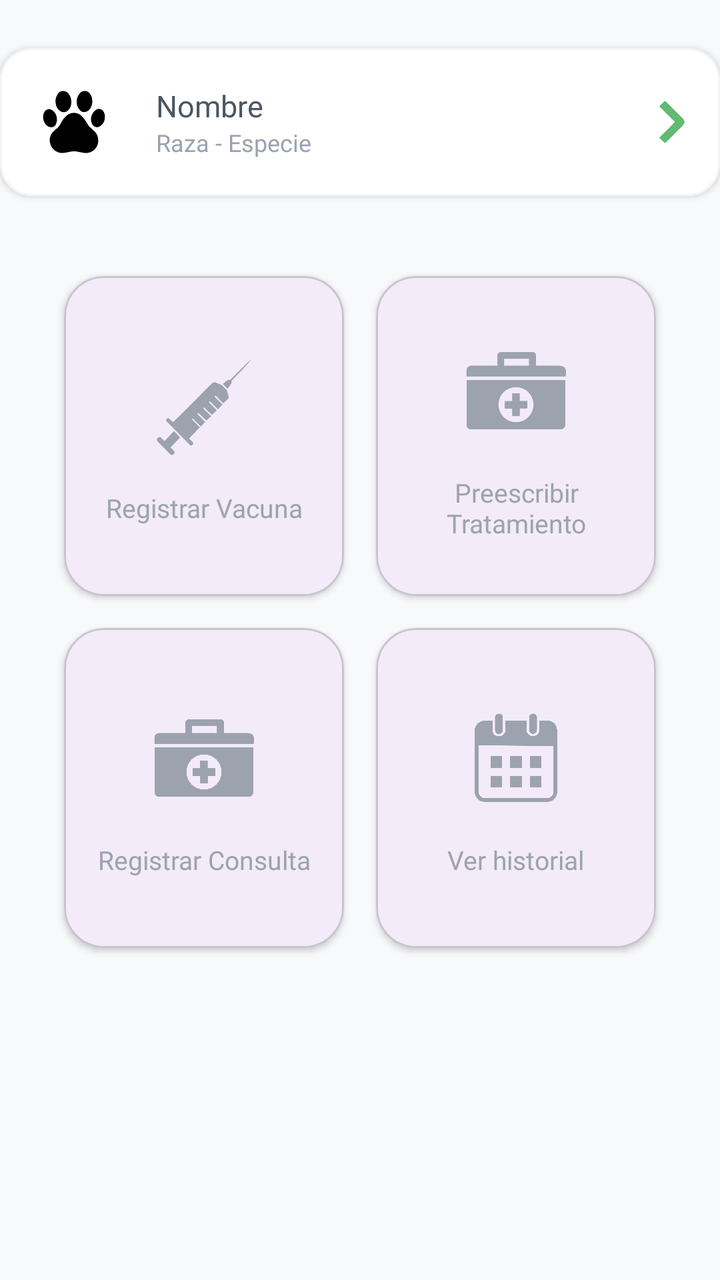
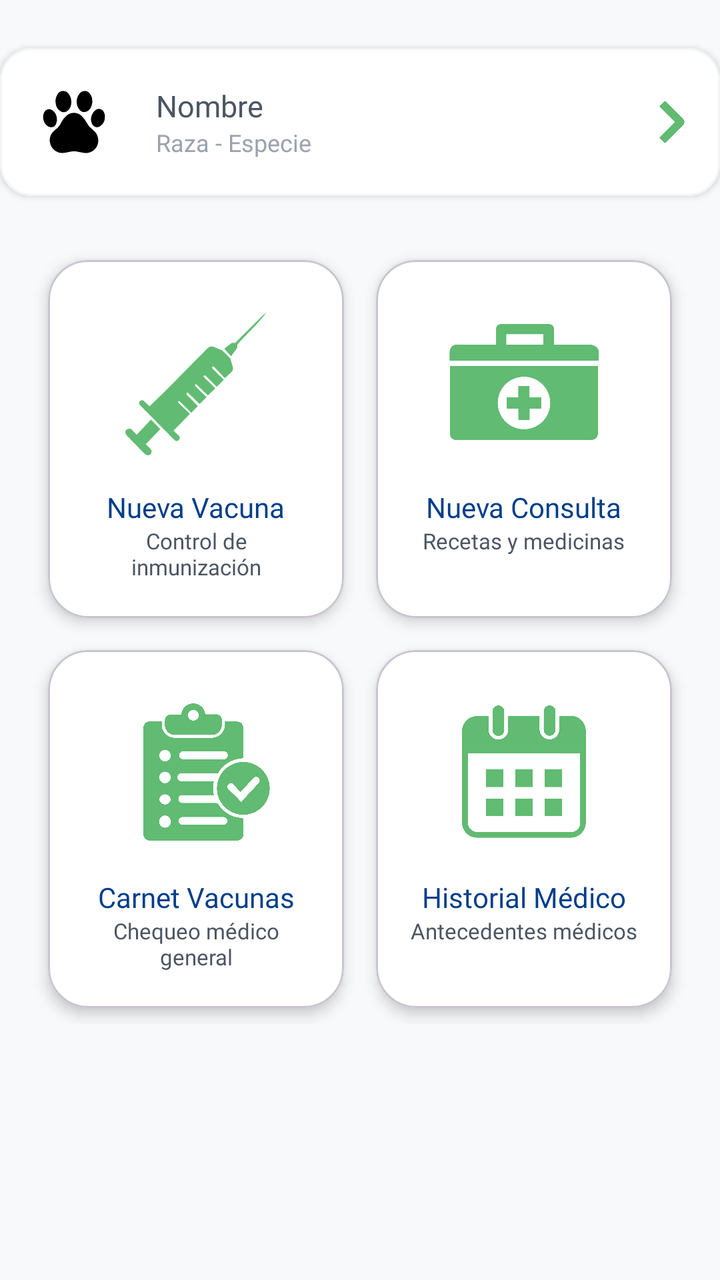

The first picture is an Android layout as it rendered before a commit; the second is the same layout after the commit. The layout source and the unified diff follow.
<!-- AndroidManifest.xml: application theme Theme.ProyectoVeterinaria -->
<!-- res/layout/fragment_acciones_consulta.xml -->
<?xml version="1.0" encoding="utf-8"?>
<androidx.constraintlayout.widget.ConstraintLayout
    xmlns:android="http://schemas.android.com/apk/res/android"
    xmlns:app="http://schemas.android.com/apk/res-auto"
    android:layout_width="match_parent"
    android:layout_height="match_parent"
    android:background="@color/brand_background">

    <include
        android:id="@+id/cardMascotaSeleccionada"
        layout="@layout/item_mascota_busqueda"
        android:layout_width="match_parent"
        android:layout_height="wrap_content"
        android:layout_marginTop="24dp"
        app:layout_constraintTop_toTopOf="parent" />

    <GridLayout
        android:layout_width="0dp"
        android:layout_height="wrap_content"
        android:layout_marginHorizontal="24dp"
        android:layout_marginTop="32dp"
        android:columnCount="2"
        android:rowCount="2"
        app:layout_constraintEnd_toEndOf="parent"
        app:layout_constraintStart_toStartOf="parent"
        app:layout_constraintTop_toBottomOf="@id/cardMascotaSeleccionada">

        <com.google.android.material.card.MaterialCardView
            android:id="@+id/btnRegistrarVacuna"
            style="@style/Widget.MaterialComponents.CardView"
            android:layout_width="0dp"
            android:layout_height="160dp"
            android:layout_rowWeight="1"
            android:layout_columnWeight="1"
            android:layout_margin="8dp"
            app:cardCornerRadius="20dp"
            app:cardElevation="2dp">

            <LinearLayout
                android:layout_width="match_parent"
                android:layout_height="match_parent"
                android:gravity="center"
                android:orientation="vertical"
                android:padding="16dp">
                <ImageView
                    android:layout_width="60dp"
                    android:layout_height="60dp"
                    android:src="@drawable/ic_vaccine"
                    app:tint="@color/text_muted" />
                <TextView
                    android:layout_width="wrap_content"
                    android:layout_height="wrap_content"
                    android:layout_marginTop="12dp"
                    android:fontFamily="@font/montserrat_bold"
                    android:text="Registrar Vacuna"
                    android:textAlignment="center"
                    android:textColor="@color/text_muted"
                    android:textSize="13sp" />
            </LinearLayout>
        </com.google.android.material.card.MaterialCardView>

        <com.google.android.material.card.MaterialCardView
            android:id="@+id/btnTratamiento"
            style="@style/Widget.MaterialComponents.CardView"
            android:layout_width="0dp"
            android:layout_height="160dp"
            android:layout_rowWeight="1"
            android:layout_columnWeight="1"
            android:layout_margin="8dp"
            app:cardCornerRadius="20dp"
            app:cardElevation="2dp">

            <LinearLayout
                android:layout_width="match_parent"
                android:layout_height="match_parent"
                android:gravity="center"
                android:orientation="vertical"
                android:padding="16dp">
                <ImageView
                    android:layout_width="60dp"
                    android:layout_height="60dp"
                    android:src="@drawable/ic_medical_services"
                    app:tint="@color/text_muted" />
                <TextView
                    android:layout_width="wrap_content"
                    android:layout_height="wrap_content"
                    android:layout_marginTop="12dp"
                    android:fontFamily="@font/montserrat_bold"
                    android:text="Preescribir\nTratamiento"
                    android:textAlignment="center"
                    android:textColor="@color/text_muted"
                    android:textSize="13sp" />
            </LinearLayout>
        </com.google.android.material.card.MaterialCardView>

        <com.google.android.material.card.MaterialCardView
            android:id="@+id/btnRegistrarConsulta"
            style="@style/Widget.MaterialComponents.CardView"
            android:layout_width="0dp"
            android:layout_height="160dp"
            android:layout_rowWeight="1"
            android:layout_columnWeight="1"
            android:layout_margin="8dp"
            app:cardCornerRadius="20dp"
            app:cardElevation="2dp">

            <LinearLayout
                android:layout_width="match_parent"
                android:layout_height="match_parent"
                android:gravity="center"
                android:orientation="vertical"
                android:padding="16dp">
                <ImageView
                    android:layout_width="60dp"
                    android:layout_height="60dp"
                    android:src="@drawable/ic_medical_services"
                    app:tint="@color/text_muted" />
                <TextView
                    android:layout_width="wrap_content"
                    android:layout_height="wrap_content"
                    android:layout_marginTop="12dp"
                    android:fontFamily="@font/montserrat_bold"
                    android:text="Registrar Consulta"
                    android:textAlignment="center"
                    android:textColor="@color/text_muted"
                    android:textSize="13sp" />
            </LinearLayout>
        </com.google.android.material.card.MaterialCardView>

        <com.google.android.material.card.MaterialCardView
            android:id="@+id/btnVerHistorial"
            style="@style/Widget.MaterialComponents.CardView"
            android:layout_width="0dp"
            android:layout_height="160dp"
            android:layout_rowWeight="1"
            android:layout_columnWeight="1"
            android:layout_margin="8dp"
            app:cardCornerRadius="20dp"
            app:cardElevation="2dp">

            <LinearLayout
                android:layout_width="match_parent"
                android:layout_height="match_parent"
                android:gravity="center"
                android:orientation="vertical"
                android:padding="16dp">
                <ImageView
                    android:layout_width="60dp"
                    android:layout_height="60dp"
                    android:src="@drawable/ic_calendar"
                    app:tint="@color/text_muted" />
                <TextView
                    android:layout_width="wrap_content"
                    android:layout_height="wrap_content"
                    android:layout_marginTop="12dp"
                    android:fontFamily="@font/montserrat_bold"
                    android:text="Ver historial"
                    android:textAlignment="center"
                    android:textColor="@color/text_muted"
                    android:textSize="13sp" />
            </LinearLayout>
        </com.google.android.material.card.MaterialCardView>
    </GridLayout>

</androidx.constraintlayout.widget.ConstraintLayout>
<!-- res/layout/item_mascota_busqueda.xml (included above) -->
<?xml version="1.0" encoding="utf-8"?>
<com.google.android.material.card.MaterialCardView
    xmlns:android="http://schemas.android.com/apk/res/android"
    xmlns:app="http://schemas.android.com/apk/res-auto"
    android:layout_width="match_parent"
    android:layout_height="wrap_content"
    android:layout_marginHorizontal="24dp"
    android:layout_marginVertical="6dp"
    app:cardCornerRadius="16dp"
    app:cardElevation="2dp"
    app:strokeWidth="1dp"
    app:strokeColor="#F3F4F6">

    <LinearLayout
        android:layout_width="match_parent"
        android:layout_height="wrap_content"
        android:gravity="center_vertical"
        android:orientation="horizontal"
        android:background="@color/white"
        android:padding="12dp">

        <com.google.android.material.imageview.ShapeableImageView
            android:id="@+id/ivFotoBusqueda"
            android:layout_width="50dp"
            android:layout_height="50dp"
            android:scaleType="centerCrop"
            app:shapeAppearanceOverlay="@style/CircleImage"
            android:src="@drawable/ic_pet" />

        <LinearLayout
            android:layout_width="0dp"
            android:layout_height="wrap_content"
            android:layout_marginStart="16dp"
            android:layout_weight="1"
            android:orientation="vertical">

            <TextView
                android:id="@+id/tvNombreBusqueda"
                android:layout_width="wrap_content"
                android:layout_height="wrap_content"
                android:fontFamily="@font/montserrat_bold"
                android:text="Nombre"
                android:textColor="@color/text_secondary"
                android:textSize="15sp" />

            <TextView
                android:id="@+id/tvRazaBusqueda"
                android:layout_width="wrap_content"
                android:layout_height="wrap_content"
                android:fontFamily="@font/montserrat"
                android:text="Raza - Especie"
                android:textColor="@color/text_muted"
                android:textSize="12sp" />
        </LinearLayout>

        <ImageView
            android:layout_width="24dp"
            android:layout_height="24dp"
            android:src="@drawable/ic_arrow_right"
            app:tint="@color/brand_green" />
    </LinearLayout>
</com.google.android.material.card.MaterialCardView>
<!-- resources referenced by this layout -->
<resources>
  <color name="brand_background">#F8F9FA</color>
  <color name="brand_green">#61bb72</color>
  <color name="text_muted">#9CA3AF</color>
  <color name="text_secondary">#4B5563</color>
  <color name="white">#FFFFFFFF</color>
  <!-- drawable ic_arrow_right (drawable) -->
  <vector xmlns:android="http://schemas.android.com/apk/res/android"
      android:width="24dp"
      android:height="24dp"
      android:viewportWidth="24"
      android:viewportHeight="24">
    <path
        android:fillColor="#FF000000"
        android:pathData="M18.22,12.05a2,2 0,0 1,-0.58 1.34l-7.47,7.47c-0.52,0.51 -1,1 -1.54,1.55 -0.1,0.1 -0.16,0.11 -0.27,0 -0.83,-0.84 -1.66,-1.67 -2.5,-2.5 -0.09,-0.09 -0.12,-0.14 0,-0.25l6,-6 1.49,-1.5c0.12,-0.11 0.12,-0.18 0,-0.3L5.9,4.4c-0.16,-0.17 -0.16,-0.17 0,-0.34L8.38,1.58c0.09,-0.09 0.13,-0.09 0.23,0l6,6 3,3A2,2 0,0 1,18.22 12.05Z"/>
  </vector>
  <!-- drawable ic_medical_services (drawable) -->
  <vector xmlns:android="http://schemas.android.com/apk/res/android"
      android:width="24dp"
      android:height="24dp"
      android:viewportWidth="24"
      android:viewportHeight="24">
    <path
        android:fillColor="#FF000000"
        android:pathData="M2.14,9.89H21.86v8.9a0.87,0.87 0,0 1,-0.93 0.93q-9,0 -17.9,0a0.8,0.8 0,0 1,-0.89 -0.89V9.89ZM8.5,14.81a3.5,3.5 0,1 0,3.43 -3.51A3.48,3.48 0,0 0,8.5 14.81Z"/>
    <path
        android:fillColor="#FF000000"
        android:pathData="M21.94,9.16H2.08a0.5,0.5 0,0 1,0 -0.12v-1A1,1 0,0 1,3 7a3.87,3.87 0,0 1,0.48 0H8.27V5A0.67,0.67 0,0 1,9 4.28q3.14,0 6.25,0A0.67,0.67 0,0 1,16 5V7h0.23c1.45,0 2.89,0 4.33,0a2.13,2.13 0,0 1,0.79 0.15,1 1,0 0,1 0.64,1C22,8.42 21.94,8.78 21.94,9.16ZM9.64,5.63V7h4.95V5.63Z"/>
    <path
        android:fillColor="#FF000000"
        android:pathData="M9.71,15.58V14.06h1.53V12.52h1.5v1.53h1.54v1.51H12.75V17.1h-1.5V15.58Z"/>
  </vector>
  <!-- drawable ic_pet (drawable) -->
  <vector xmlns:android="http://schemas.android.com/apk/res/android"
      android:width="24dp"
      android:height="24dp"
      android:viewportWidth="24"
      android:viewportHeight="24">
    <path
        android:fillColor="#FF000000"
        android:pathData="M6.16,16.49A3.15,3.15 0,0 1,7.35 14l0.76,-0.65A4.68,4.68 0,0 0,9 12a5,5 0,0 1,1.25 -1.56,2.68 2.68,0 0,1 3.67,0.2A5.84,5.84 0,0 1,15 12.1a5.23,5.23 0,0 0,1.54 1.8,3.12 3.12,0 0,1 1.2,1.82A3,3 0,0 1,15.4 19.4,3.67 3.67,0 0,1 14,19.34c-0.48,-0.09 -1,-0.19 -1.43,-0.27a4.81,4.81 0,0 0,-1.77 0.12,7.75 7.75,0 0,1 -1.66,0.25 3,3 0,0 1,-2.91 -2.56C6.17,16.73 6.17,16.59 6.16,16.49Z"/>
    <path
        android:fillColor="#FF000000"
        android:pathData="M12.64,7.16a3.14,3.14 0,0 1,0.66 -1.94,1.65 1.65,0 0,1 1.16,-0.66 1.5,1.5 0,0 1,1.33 0.61,2.68 2.68,0 0,1 0.59,1.62 3.08,3.08 0,0 1,-0.57 2.08,1.75 1.75,0 0,1 -1.05,0.72A1.48,1.48 0,0 1,13.28 9,2.92 2.92,0 0,1 12.64,7.16Z"/>
    <path
        android:fillColor="#FF000000"
        android:pathData="M11.36,7.23a2.78,2.78 0,0 1,-0.8 2,1.44 1.44,0 0,1 -1.92,0.11 2.53,2.53 0,0 1,-1 -1.62,3.06 3.06,0 0,1 0.4,-2.34A1.54,1.54 0,0 1,9.5 4.56a1.62,1.62 0,0 1,1.22 0.69A3.17,3.17 0,0 1,11.36 7.23Z"/>
    <path
        android:fillColor="#FF000000"
        android:pathData="M4.58,10.93a2.5,2.5 0,0 1,0.25 -1.25,1.3 1.3,0 0,1 1.93,-0.52 2.56,2.56 0,0 1,1.11 1.75,2.56 2.56,0 0,1 -0.14,1.47 1.34,1.34 0,0 1,-1.36 0.88,1.72 1.72,0 0,1 -1.09,-0.61A2.78,2.78 0,0 1,4.58 10.93Z"/>
    <path
        android:fillColor="#FF000000"
        android:pathData="M19.42,10.94a2.64,2.64 0,0 1,-1.06 2,1.3 1.3,0 0,1 -2.05,-0.53 2.62,2.62 0,0 1,0.11 -2.36,2.17 2.17,0 0,1 0.89,-1 1.28,1.28 0,0 1,1.82 0.49A2.43,2.43 0,0 1,19.42 10.94Z"/>
  </vector>
  <style name="CircleImage">
          <item name="cornerSize">50%</item>
      </style>
  <style name="Theme.ProyectoVeterinaria" parent="Base.Theme.ProyectoVeterinaria" />
  <style name="Base.Theme.ProyectoVeterinaria" parent="Theme.Material3.DayNight.NoActionBar">
          
          
      </style>
  <!-- unchanged entries left out for length: 2 -->
</resources>

<!-- the commit's change to res/layout/fragment_acciones_consulta.xml (unified diff, before → after) -->
@@ -2,6 +2,7 @@
 <androidx.constraintlayout.widget.ConstraintLayout
     xmlns:android="http://schemas.android.com/apk/res/android"
     xmlns:app="http://schemas.android.com/apk/res-auto"
+    xmlns:tools="http://schemas.android.com/tools"
     android:layout_width="match_parent"
     android:layout_height="match_parent"
     android:background="@color/brand_background">
@@ -17,8 +18,8 @@
     <GridLayout
         android:layout_width="0dp"
         android:layout_height="wrap_content"
-        android:layout_marginHorizontal="24dp"
-        android:layout_marginTop="32dp"
+        android:layout_marginHorizontal="16dp"
+        android:layout_marginTop="24dp"
         android:columnCount="2"
         android:rowCount="2"
         app:layout_constraintEnd_toEndOf="parent"
@@ -26,138 +27,183 @@
         app:layout_constraintTop_toBottomOf="@id/cardMascotaSeleccionada">
 
         <com.google.android.material.card.MaterialCardView
-            android:id="@+id/btnRegistrarVacuna"
-            style="@style/Widget.MaterialComponents.CardView"
-            android:layout_width="0dp"
-            android:layout_height="160dp"
-            android:layout_rowWeight="1"
-            android:layout_columnWeight="1"
-            android:layout_margin="8dp"
-            app:cardCornerRadius="20dp"
-            app:cardElevation="2dp">
-
-            <LinearLayout
-                android:layout_width="match_parent"
-                android:layout_height="match_parent"
-                android:gravity="center"
-                android:orientation="vertical"
-                android:padding="16dp">
-                <ImageView
-                    android:layout_width="60dp"
-                    android:layout_height="60dp"
+            android:id="@+id/btnNuevaVacuna"
+            style="@style/Widget.MaterialComponents.CardView"
+            android:layout_width="0dp"
+            android:layout_height="wrap_content"
+            android:layout_rowWeight="1"
+            android:layout_columnWeight="1"
+            android:layout_margin="8dp"
+            android:backgroundTint="@color/white"
+            android:clickable="true"
+            android:focusable="true"
+            android:foreground="?attr/selectableItemBackground"
+            app:cardCornerRadius="20dp"
+            app:cardElevation="4dp">
+
+            <LinearLayout
+                android:layout_width="match_parent"
+                android:layout_height="match_parent"
+                android:gravity="center"
+                android:orientation="vertical"
+                android:padding="16dp">
+                <ImageView
+                    android:layout_width="90dp"
+                    android:layout_height="90dp"
                     android:src="@drawable/ic_vaccine"
-                    app:tint="@color/text_muted" />
-                <TextView
-                    android:layout_width="wrap_content"
-                    android:layout_height="wrap_content"
-                    android:layout_marginTop="12dp"
-                    android:fontFamily="@font/montserrat_bold"
-                    android:text="Registrar Vacuna"
-                    android:textAlignment="center"
-                    android:textColor="@color/text_muted"
-                    android:textSize="13sp" />
-            </LinearLayout>
-        </com.google.android.material.card.MaterialCardView>
-
-        <com.google.android.material.card.MaterialCardView
-            android:id="@+id/btnTratamiento"
-            style="@style/Widget.MaterialComponents.CardView"
-            android:layout_width="0dp"
-            android:layout_height="160dp"
-            android:layout_rowWeight="1"
-            android:layout_columnWeight="1"
-            android:layout_margin="8dp"
-            app:cardCornerRadius="20dp"
-            app:cardElevation="2dp">
-
-            <LinearLayout
-                android:layout_width="match_parent"
-                android:layout_height="match_parent"
-                android:gravity="center"
-                android:orientation="vertical"
-                android:padding="16dp">
-                <ImageView
-                    android:layout_width="60dp"
-                    android:layout_height="60dp"
+                    app:tint="@color/brand_green" />
+
+                <TextView
+                    android:layout_width="wrap_content"
+                    android:layout_height="wrap_content"
+                    android:layout_marginTop="8dp"
+                    android:fontFamily="@font/montserrat_bold"
+                    android:text="Nueva Vacuna"
+                    android:textColor="@color/brand_blue" />
+                <TextView
+                    android:layout_width="wrap_content"
+                    android:layout_height="30dp"
+                    android:fontFamily="@font/montserrat"
+                    android:text="Control de inmunización"
+                    android:textAlignment="center"
+                    android:textColor="@color/text_secondary"
+                    android:textSize="11sp" />
+            </LinearLayout>
+        </com.google.android.material.card.MaterialCardView>
+
+        <com.google.android.material.card.MaterialCardView
+            android:id="@+id/btnNuevaConsulta"
+            style="@style/Widget.MaterialComponents.CardView"
+            android:layout_width="0dp"
+            android:layout_height="wrap_content"
+            android:layout_rowWeight="1"
+            android:layout_columnWeight="1"
+            android:layout_margin="8dp"
+            android:backgroundTint="@color/white"
+            android:clickable="true"
+            android:focusable="true"
+            android:foreground="?attr/selectableItemBackground"
+            app:cardCornerRadius="20dp"
+            app:cardElevation="4dp">
+
+            <LinearLayout
+                android:layout_width="match_parent"
+                android:layout_height="match_parent"
+                android:gravity="center"
+                android:orientation="vertical"
+                android:padding="16dp">
+                <ImageView
+                    android:layout_width="90dp"
+                    android:layout_height="90dp"
                     android:src="@drawable/ic_medical_services"
-                    app:tint="@color/text_muted" />
-                <TextView
-                    android:layout_width="wrap_content"
-                    android:layout_height="wrap_content"
-                    android:layout_marginTop="12dp"
-                    android:fontFamily="@font/montserrat_bold"
-                    android:text="Preescribir\nTratamiento"
-                    android:textAlignment="center"
-                    android:textColor="@color/text_muted"
-                    android:textSize="13sp" />
-            </LinearLayout>
-        </com.google.android.material.card.MaterialCardView>
-
-        <com.google.android.material.card.MaterialCardView
-            android:id="@+id/btnRegistrarConsulta"
-            style="@style/Widget.MaterialComponents.CardView"
-            android:layout_width="0dp"
-            android:layout_height="160dp"
-            android:layout_rowWeight="1"
-            android:layout_columnWeight="1"
-            android:layout_margin="8dp"
-            app:cardCornerRadius="20dp"
-            app:cardElevation="2dp">
-
-            <LinearLayout
-                android:layout_width="match_parent"
-                android:layout_height="match_parent"
-                android:gravity="center"
-                android:orientation="vertical"
-                android:padding="16dp">
-                <ImageView
-                    android:layout_width="60dp"
-                    android:layout_height="60dp"
-                    android:src="@drawable/ic_medical_services"
-                    app:tint="@color/text_muted" />
-                <TextView
-                    android:layout_width="wrap_content"
-                    android:layout_height="wrap_content"
-                    android:layout_marginTop="12dp"
-                    android:fontFamily="@font/montserrat_bold"
-                    android:text="Registrar Consulta"
-                    android:textAlignment="center"
-                    android:textColor="@color/text_muted"
-                    android:textSize="13sp" />
-            </LinearLayout>
-        </com.google.android.material.card.MaterialCardView>
-
-        <com.google.android.material.card.MaterialCardView
-            android:id="@+id/btnVerHistorial"
-            style="@style/Widget.MaterialComponents.CardView"
-            android:layout_width="0dp"
-            android:layout_height="160dp"
-            android:layout_rowWeight="1"
-            android:layout_columnWeight="1"
-            android:layout_margin="8dp"
-            app:cardCornerRadius="20dp"
-            app:cardElevation="2dp">
-
-            <LinearLayout
-                android:layout_width="match_parent"
-                android:layout_height="match_parent"
-                android:gravity="center"
-                android:orientation="vertical"
-                android:padding="16dp">
-                <ImageView
-                    android:layout_width="60dp"
-                    android:layout_height="60dp"
+                    app:tint="@color/brand_green" />
+
+                <TextView
+                    android:layout_width="wrap_content"
+                    android:layout_height="wrap_content"
+                    android:layout_marginTop="8dp"
+                    android:fontFamily="@font/montserrat_bold"
+                    android:text="Nueva Consulta"
+                    android:textColor="@color/brand_blue" />
+                <TextView
+                    android:layout_width="wrap_content"
+                    android:layout_height="30dp"
+                    android:fontFamily="@font/montserrat"
+                    android:text="Recetas y medicinas"
+                    android:textAlignment="center"
+                    android:textColor="@color/text_secondary"
+                    android:textSize="11sp" />
+            </LinearLayout>
+        </com.google.android.material.card.MaterialCardView>
+
+        <com.google.android.material.card.MaterialCardView
+            android:id="@+id/btnCarnetDeVacunas"
+            style="@style/Widget.MaterialComponents.CardView"
+            android:layout_width="0dp"
+            android:layout_height="wrap_content"
+            android:layout_rowWeight="1"
+            android:layout_columnWeight="1"
+            android:layout_margin="8dp"
+            android:backgroundTint="@color/white"
+            android:clickable="true"
+            android:focusable="true"
+            android:foreground="?attr/selectableItemBackground"
+            app:cardCornerRadius="20dp"
+            app:cardElevation="4dp">
+
+            <LinearLayout
+                android:layout_width="match_parent"
+                android:layout_height="match_parent"
+                android:gravity="center"
+                android:orientation="vertical"
+                android:padding="16dp">
+                <ImageView
+                    android:layout_width="90dp"
+                    android:layout_height="90dp"
+                    android:src="@drawable/ic_carnet_vacuna"
+                    app:tint="@color/brand_green" />
+
+                <TextView
+                    android:layout_width="153dp"
+                    android:layout_height="wrap_content"
+                    android:layout_marginTop="8dp"
+                    android:fontFamily="@font/montserrat_bold"
+                    android:text="Carnet Vacunas"
+                    android:textAlignment="center"
+                    android:textColor="@color/brand_blue" />
+                <TextView
+                    android:layout_width="wrap_content"
+                    android:layout_height="30dp"
+                    android:fontFamily="@font/montserrat"
+                    android:text="Chequeo médico general"
+                    android:textAlignment="center"
+                    android:textColor="@color/text_secondary"
+                    android:textSize="11sp" />
+            </LinearLayout>
+        </com.google.android.material.card.MaterialCardView>
+
+        <com.google.android.material.card.MaterialCardView
+            android:id="@+id/btnHistorialMedico"
+            style="@style/Widget.MaterialComponents.CardView"
+            android:layout_width="0dp"
+            android:layout_height="wrap_content"
+            android:layout_rowWeight="1"
+            android:layout_columnWeight="1"
+            android:layout_margin="8dp"
+            android:backgroundTint="@color/white"
+            android:clickable="true"
+            android:focusable="true"
+            android:foreground="?attr/selectableItemBackground"
+            app:cardCornerRadius="20dp"
+            app:cardElevation="4dp">
+
+            <LinearLayout
+                android:layout_width="match_parent"
+                android:layout_height="match_parent"
+                android:gravity="center"
+                android:orientation="vertical"
+                android:padding="16dp">
+                <ImageView
+                    android:layout_width="90dp"
+                    android:layout_height="90dp"
                     android:src="@drawable/ic_calendar"
-                    app:tint="@color/text_muted" />
-                <TextView
-                    android:layout_width="wrap_content"
-                    android:layout_height="wrap_content"
-                    android:layout_marginTop="12dp"
-                    android:fontFamily="@font/montserrat_bold"
-                    android:text="Ver historial"
-                    android:textAlignment="center"
-                    android:textColor="@color/text_muted"
-                    android:textSize="13sp" />
+                    app:tint="@color/brand_green" />
+
+                <TextView
+                    android:layout_width="wrap_content"
+                    android:layout_height="wrap_content"
+                    android:layout_marginTop="8dp"
+                    android:fontFamily="@font/montserrat_bold"
+                    android:text="Historial Médico"
+                    android:textColor="@color/brand_blue" />
+                <TextView
+                    android:layout_width="wrap_content"
+                    android:layout_height="30dp"
+                    android:fontFamily="@font/montserrat"
+                    android:text="Antecedentes médicos"
+                    android:textAlignment="center"
+                    android:textColor="@color/text_secondary"
+                    android:textSize="11sp" />
             </LinearLayout>
         </com.google.android.material.card.MaterialCardView>
     </GridLayout>
<!-- resource entries referenced after the edit -->
@@ -1,6 +1,7 @@
 <!-- resources referenced by this layout -->
 <resources>
   <color name="brand_background">#F8F9FA</color>
+  <color name="brand_blue">#023E8A</color>
   <color name="brand_green">#61bb72</color>
   <color name="text_muted">#9CA3AF</color>
   <color name="text_secondary">#4B5563</color>
@@ -15,6 +16,7 @@
         android:fillColor="#FF000000"
         android:pathData="M18.22,12.05a2,2 0,0 1,-0.58 1.34l-7.47,7.47c-0.52,0.51 -1,1 -1.54,1.55 -0.1,0.1 -0.16,0.11 -0.27,0 -0.83,-0.84 -1.66,-1.67 -2.5,-2.5 -0.09,-0.09 -0.12,-0.14 0,-0.25l6,-6 1.49,-1.5c0.12,-0.11 0.12,-0.18 0,-0.3L5.9,4.4c-0.16,-0.17 -0.16,-0.17 0,-0.34L8.38,1.58c0.09,-0.09 0.13,-0.09 0.23,0l6,6 3,3A2,2 0,0 1,18.22 12.05Z"/>
   </vector>
+  <!-- drawable ic_carnet_vacuna: vector/xml drawable (drawable, 2267 chars, omitted) -->
   <!-- drawable ic_medical_services (drawable) -->
   <vector xmlns:android="http://schemas.android.com/apk/res/android"
       android:width="24dp"
